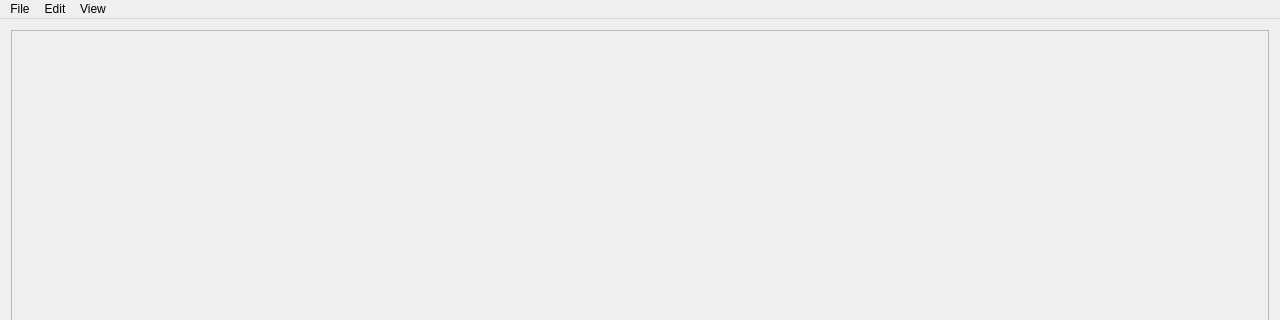
Qt form Editor/LuxonEditor.GUI.Qt/Windows/LuxonEditorWindow.ui (s-rahmani1992/LuxonEngine) before a commit; both pictures show x 0 to 1280 and y 0 to 320 of the 1280 by 720 pixel window.
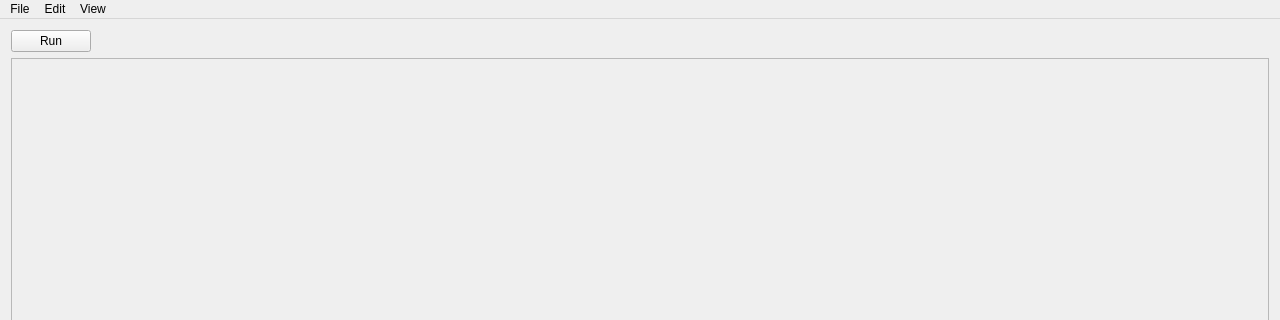
The same form after that commit.

Commit message: Added game window for running the scene.

Patch:
```diff
--- a/Editor/LuxonEditor.GUI.Qt/Windows/LuxonEditorWindow.ui
+++ b/Editor/LuxonEditor.GUI.Qt/Windows/LuxonEditorWindow.ui
@@ -24,6 +24,19 @@
   </property>
   <widget class="QWidget" name="centralWidget">
    <layout class="QVBoxLayout" name="verticalLayout">
+    <item>
+     <widget class="QPushButton" name="runButton">
+      <property name="sizePolicy">
+       <sizepolicy hsizetype="Fixed" vsizetype="Fixed">
+        <horstretch>0</horstretch>
+        <verstretch>0</verstretch>
+       </sizepolicy>
+      </property>
+      <property name="text">
+       <string>Run</string>
+      </property>
+     </widget>
+    </item>
     <item>
      <widget class="QFrame" name="windowDocker">
       <property name="sizePolicy">
```
The commit also changes 5 other files.
